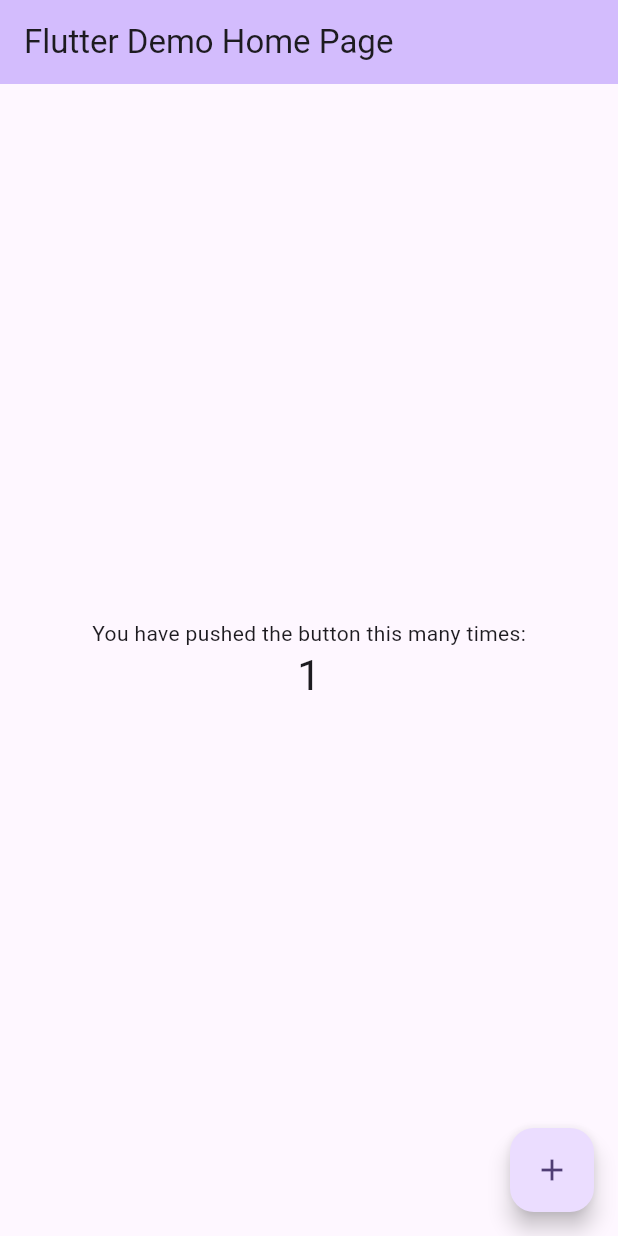
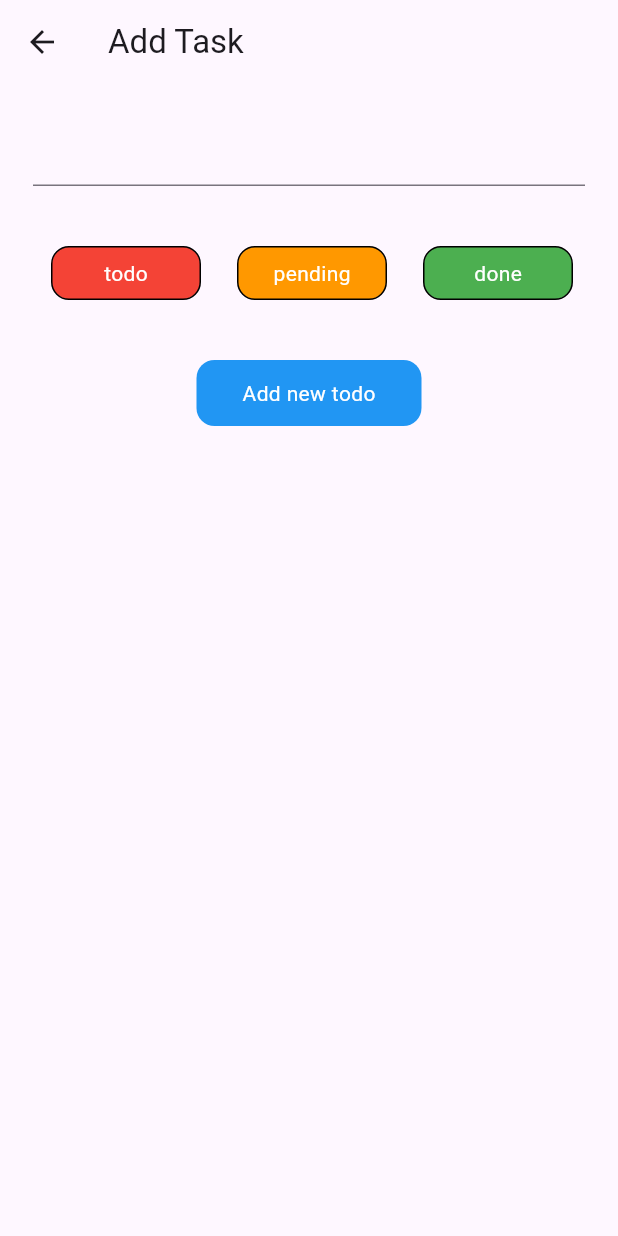
Before and after one commit to dmgcoding/flc_taskapp1, a Flutter app: the screen it shows after launch, after a tap on the "add" icon, on a phone screen of 412 x 824 dp. Run offline on Flutter 3.47's test engine with Material 3 defaults, Android fonts, the phone set to English and light mode, and no system bars.

Commit message:
starter code

```diff
--- a/lib/main.dart
+++ b/lib/main.dart
@@ -1,3 +1,4 @@
+import 'package:flc_taskapp1/pages/home/views/home.dart';
 import 'package:flutter/material.dart';
 
 void main() {
@@ -10,116 +11,10 @@
   // This widget is the root of your application.
   @override
   Widget build(BuildContext context) {
-    return MaterialApp(
+    return const MaterialApp(
+      debugShowCheckedModeBanner: false,
       title: 'Flutter Demo',
-      theme: ThemeData(
-        // This is the theme of your application.
-        //
-        // TRY THIS: Try running your application with "flutter run". You'll see
-        // the application has a purple toolbar. Then, without quitting the app,
-        // try changing the seedColor in the colorScheme below to Colors.green
-        // and then invoke "hot reload" (save your changes or press the "hot
-        // reload" button in a Flutter-supported IDE, or press "r" if you used
-        // the command line to start the app).
-        //
-        // Notice that the counter didn't reset back to zero; the application
-        // state is not lost during the reload. To reset the state, use hot
-        // restart instead.
-        //
-        // This works for code too, not just values: Most code changes can be
-        // tested with just a hot reload.
-        colorScheme: ColorScheme.fromSeed(seedColor: Colors.deepPurple),
-        useMaterial3: true,
-      ),
-      home: const MyHomePage(title: 'Flutter Demo Home Page'),
+      home: HomePage(),
     );
   }
 }
-
-class MyHomePage extends StatefulWidget {
-  const MyHomePage({super.key, required this.title});
-
-  // This widget is the home page of your application. It is stateful, meaning
-  // that it has a State object (defined below) that contains fields that affect
-  // how it looks.
-
-  // This class is the configuration for the state. It holds the values (in this
-  // case the title) provided by the parent (in this case the App widget) and
-  // used by the build method of the State. Fields in a Widget subclass are
-  // always marked "final".
-
-  final String title;
-
-  @override
-  State<MyHomePage> createState() => _MyHomePageState();
-}
-
-class _MyHomePageState extends State<MyHomePage> {
-  int _counter = 0;
-
-  void _incrementCounter() {
-    setState(() {
-      // This call to setState tells the Flutter framework that something has
-      // changed in this State, which causes it to rerun the build method below
-      // so that the display can reflect the updated values. If we changed
-      // _counter without calling setState(), then the build method would not be
-      // called again, and so nothing would appear to happen.
-      _counter++;
-    });
-  }
-
-  @override
-  Widget build(BuildContext context) {
-    // This method is rerun every time setState is called, for instance as done
-    // by the _incrementCounter method above.
-    //
-    // The Flutter framework has been optimized to make rerunning build methods
-    // fast, so that you can just rebuild anything that needs updating rather
-    // than having to individually change instances of widgets.
-    return Scaffold(
-      appBar: AppBar(
-        // TRY THIS: Try changing the color here to a specific color (to
-        // Colors.amber, perhaps?) and trigger a hot reload to see the AppBar
-        // change color while the other colors stay the same.
-        backgroundColor: Theme.of(context).colorScheme.inversePrimary,
-        // Here we take the value from the MyHomePage object that was created by
-        // the App.build method, and use it to set our appbar title.
-        title: Text(widget.title),
-      ),
-      body: Center(
-        // Center is a layout widget. It takes a single child and positions it
-        // in the middle of the parent.
-        child: Column(
-          // Column is also a layout widget. It takes a list of children and
-          // arranges them vertically. By default, it sizes itself to fit its
-          // children horizontally, and tries to be as tall as its parent.
-          //
-          // Column has various properties to control how it sizes itself and
-          // how it positions its children. Here we use mainAxisAlignment to
-          // center the children vertically; the main axis here is the vertical
-          // axis because Columns are vertical (the cross axis would be
-          // horizontal).
-          //
-          // TRY THIS: Invoke "debug painting" (choose the "Toggle Debug Paint"
-          // action in the IDE, or press "p" in the console), to see the
-          // wireframe for each widget.
-          mainAxisAlignment: MainAxisAlignment.center,
-          children: <Widget>[
-            const Text(
-              'You have pushed the button this many times:',
-            ),
-            Text(
-              '$_counter',
-              style: Theme.of(context).textTheme.headlineMedium,
-            ),
-          ],
-        ),
-      ),
-      floatingActionButton: FloatingActionButton(
-        onPressed: _incrementCounter,
-        tooltip: 'Increment',
-        child: const Icon(Icons.add),
-      ), // This trailing comma makes auto-formatting nicer for build methods.
-    );
-  }
-}
--- /dev/null
+++ b/lib/pages/add_task/add_task.dart
@@ -0,0 +1 @@
+export 'views/add_task.dart';
--- /dev/null
+++ b/lib/pages/add_task/views/add_task.dart
@@ -0,0 +1,106 @@
+import 'package:flutter/material.dart';
+
+class AddTaskPage extends StatelessWidget {
+  const AddTaskPage({super.key});
+
+  @override
+  Widget build(BuildContext context) {
+    return const _AddTaskView();
+  }
+}
+
+class _AddTaskView extends StatelessWidget {
+  const _AddTaskView({super.key});
+
+  @override
+  Widget build(BuildContext context) {
+    return Scaffold(
+      appBar: AppBar(
+        title: const Text('Add Task'),
+      ),
+      body: Padding(
+        padding: const EdgeInsets.symmetric(horizontal: 22),
+        child: ListView(
+          children: [
+            const SizedBox(height: 20),
+            TextFormField(),
+            const SizedBox(height: 40),
+            Row(
+              children: [
+                Container(
+                  width: 100,
+                  padding:
+                      const EdgeInsets.symmetric(horizontal: 12, vertical: 7),
+                  margin: const EdgeInsets.symmetric(horizontal: 12),
+                  decoration: BoxDecoration(
+                    color: Colors.red,
+                    borderRadius: BorderRadius.circular(12),
+                    border: Border.all(color: Colors.black),
+                  ),
+                  child: const Center(
+                    child: Text(
+                      'todo',
+                      style: TextStyle(color: Colors.white),
+                    ),
+                  ),
+                ),
+                Container(
+                  width: 100,
+                  padding:
+                      const EdgeInsets.symmetric(horizontal: 12, vertical: 7),
+                  margin: const EdgeInsets.symmetric(horizontal: 12),
+                  decoration: BoxDecoration(
+                    color: Colors.orange,
+                    borderRadius: BorderRadius.circular(12),
+                    border: Border.all(color: Colors.black),
+                  ),
+                  child: const Center(
+                    child: Text(
+                      'pending',
+                      style: TextStyle(color: Colors.white),
+                    ),
+                  ),
+                ),
+                Container(
+                  width: 100,
+                  padding:
+                      const EdgeInsets.symmetric(horizontal: 12, vertical: 7),
+                  margin: const EdgeInsets.symmetric(horizontal: 12),
+                  decoration: BoxDecoration(
+                    color: Colors.green,
+                    borderRadius: BorderRadius.circular(12),
+                    border: Border.all(color: Colors.black),
+                  ),
+                  child: const Center(
+                    child: Text(
+                      'done',
+                      style: TextStyle(color: Colors.white),
+                    ),
+                  ),
+                )
+              ],
+            ),
+            const SizedBox(height: 40),
+            Align(
+              child: Container(
+                width: 150,
+                padding:
+                    const EdgeInsets.symmetric(horizontal: 12, vertical: 12),
+                decoration: BoxDecoration(
+                  color: Colors.blue,
+                  borderRadius: BorderRadius.circular(12),
+                ),
+                child: const Center(
+                  child: Text(
+                    'Add new todo',
+                    style: TextStyle(color: Colors.white),
+                  ),
+                ),
+              ),
+            ),
+          ],
+        ),
+      ),
+    );
+  }
+}
--- /dev/null
+++ b/lib/pages/home/home.dart
@@ -0,0 +1 @@
+export 'views/home.dart';
--- /dev/null
+++ b/lib/pages/home/views/home.dart
@@ -0,0 +1,133 @@
+import 'package:flc_taskapp1/pages/add_task/views/add_task.dart';
+import 'package:flutter/material.dart';
+
+class HomePage extends StatelessWidget {
+  const HomePage({super.key});
+
+  @override
+  Widget build(BuildContext context) {
+    return const _HomeView();
+  }
+}
+
+class _HomeView extends StatelessWidget {
+  const _HomeView({super.key});
+
+  @override
+  Widget build(BuildContext context) {
+    return Scaffold(
+      floatingActionButton: FloatingActionButton(
+        onPressed: () => Navigator.push(
+          context,
+          MaterialPageRoute(
+            builder: (cxt) => const AddTaskPage(),
+          ),
+        ),
+        child: const Icon(Icons.add),
+      ),
+      body: Padding(
+        padding: const EdgeInsets.symmetric(horizontal: 22),
+        child: ListView(
+          children: [
+            Row(
+              children: [
+                Expanded(
+                  child: Container(
+                    padding: const EdgeInsets.symmetric(
+                        horizontal: 12, vertical: 12),
+                    margin: const EdgeInsets.all(5),
+                    decoration: BoxDecoration(
+                      color: Colors.green,
+                      borderRadius: BorderRadius.circular(12),
+                    ),
+                    child: const Center(
+                      child: Text(
+                        '3 Done',
+                        style: TextStyle(color: Colors.white),
+                      ),
+                    ),
+                  ),
+                ),
+                Expanded(
+                  child: Container(
+                    padding: const EdgeInsets.symmetric(
+                        horizontal: 12, vertical: 12),
+                    margin: const EdgeInsets.all(5),
+                    decoration: BoxDecoration(
+                      color: Colors.orange,
+                      borderRadius: BorderRadius.circular(12),
+                    ),
+                    child: const Center(
+                      child: Text(
+                        '1 Pending',
+                        style: TextStyle(color: Colors.white),
+                      ),
+                    ),
+                  ),
+                ),
+              ],
+            ),
+            Container(
+              padding: const EdgeInsets.symmetric(horizontal: 12, vertical: 12),
+              margin: const EdgeInsets.all(5),
+              decoration: BoxDecoration(
+                color: Colors.redAccent,
+                borderRadius: BorderRadius.circular(12),
+              ),
+              child: const Center(
+                child: Text(
+                  '5 To Do',
+                  style: TextStyle(color: Colors.white),
+                ),
+              ),
+            ),
+            const SizedBox(height: 20),
+            const Align(
+              child: Text(
+                'All Tasks',
+                style: TextStyle(fontWeight: FontWeight.bold),
+              ),
+            ),
+            const SizedBox(height: 20),
+            Column(
+              children: [1, 2, 3, 4, 5]
+                  .map(
+                    (e) => Container(
+                      padding: const EdgeInsets.symmetric(
+                          horizontal: 12, vertical: 8),
+                      margin: const EdgeInsets.symmetric(vertical: 5),
+                      decoration: BoxDecoration(
+                        color: Colors.green.withOpacity(0.7),
+                        borderRadius: BorderRadius.circular(12),
+                      ),
+                      child: Row(
+                        children: [
+                          const SizedBox(width: 12),
+                          const Text('Some task...'),
+                          const Spacer(),
+                          IconButton(
+                            onPressed: () {},
+                            icon: const Icon(
+                              Icons.edit,
+                              color: Colors.black,
+                            ),
+                          ),
+                          IconButton(
+                            onPressed: () {},
+                            icon: const Icon(
+                              Icons.delete,
+                              color: Colors.red,
+                            ),
+                          ),
+                        ],
+                      ),
+                    ),
+                  )
+                  .toList(),
+            ),
+          ],
+        ),
+      ),
+    );
+  }
+}
```
Also changed, not shown: lib/locator.dart (added).
